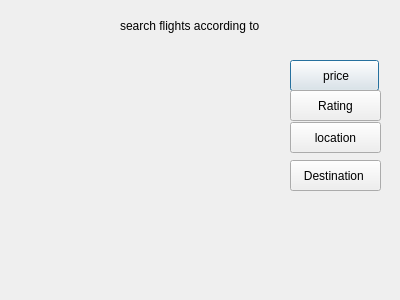
Above: sflights.ui from alihysn/Flight-Booking-Sytem-with-GUI before the change. Below: the same form after it.
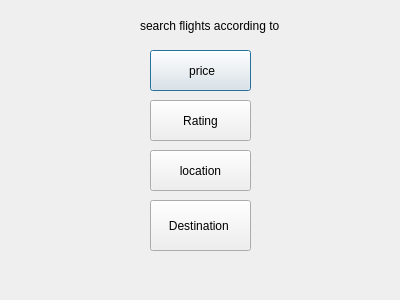
That is the form after the change.

Patch:
```diff
--- a/sflights.ui
+++ b/sflights.ui
@@ -16,10 +16,10 @@
   <widget class="QPushButton" name="orderbyprice">
    <property name="geometry">
     <rect>
-     <x>290</x>
-     <y>60</y>
-     <width>89</width>
-     <height>31</height>
+     <x>150</x>
+     <y>50</y>
+     <width>101</width>
+     <height>41</height>
     </rect>
    </property>
    <property name="text">
@@ -29,7 +29,7 @@
   <widget class="QLabel" name="label">
    <property name="geometry">
     <rect>
-     <x>120</x>
+     <x>140</x>
      <y>10</y>
      <width>151</width>
      <height>31</height>
@@ -42,10 +42,10 @@
   <widget class="QPushButton" name="orderbyrating">
    <property name="geometry">
     <rect>
-     <x>290</x>
-     <y>90</y>
-     <width>91</width>
-     <height>31</height>
+     <x>150</x>
+     <y>100</y>
+     <width>101</width>
+     <height>41</height>
     </rect>
    </property>
    <property name="text">
@@ -55,10 +55,10 @@
   <widget class="QPushButton" name="orderoflocation">
    <property name="geometry">
     <rect>
-     <x>290</x>
-     <y>122</y>
-     <width>91</width>
-     <height>31</height>
+     <x>150</x>
+     <y>150</y>
+     <width>101</width>
+     <height>41</height>
     </rect>
    </property>
    <property name="text">
@@ -68,10 +68,10 @@
   <widget class="QPushButton" name="orderfordestination">
    <property name="geometry">
     <rect>
-     <x>290</x>
-     <y>160</y>
-     <width>91</width>
-     <height>31</height>
+     <x>150</x>
+     <y>200</y>
+     <width>101</width>
+     <height>51</height>
     </rect>
    </property>
    <property name="text">
```
